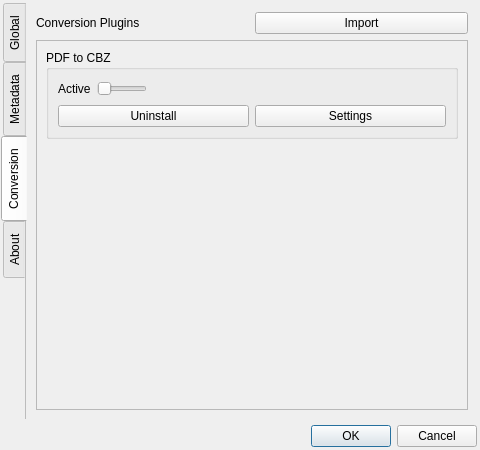
Before: the Qt Designer form settings.ui in LordKBX/eBookCollection, drawn with Qt 5.
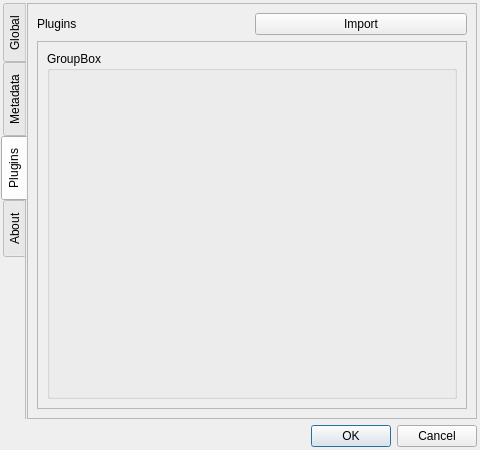
After: the same form once the commit is applied.

```diff
--- a/settings.ui
+++ b/settings.ui
@@ -703,15 +703,42 @@
      </widget>
      <widget class="QWidget" name="tab_conversion">
       <attribute name="title">
-       <string>Conversion</string>
+       <string>Plugins</string>
       </attribute>
       <layout class="QVBoxLayout" name="verticalLayout_13">
+       <property name="leftMargin">
+        <number>0</number>
+       </property>
+       <property name="topMargin">
+        <number>0</number>
+       </property>
+       <property name="rightMargin">
+        <number>0</number>
+       </property>
+       <property name="bottomMargin">
+        <number>0</number>
+       </property>
+       <item>
+        <widget class="QScrollArea" name="tab_plugins_scroll_area1">
+         <property name="widgetResizable">
+          <bool>true</bool>
+         </property>
+         <widget class="QWidget" name="tab_plugins_scroll_area1_content">
+          <property name="geometry">
+           <rect>
+            <x>0</x>
+            <y>0</y>
+            <width>449</width>
+            <height>415</height>
+           </rect>
+          </property>
+          <layout class="QVBoxLayout" name="verticalLayout_16">
        <item>
         <layout class="QHBoxLayout" name="horizontalLayout_3">
          <item>
           <widget class="QLabel" name="label_2">
            <property name="text">
-            <string>Conversion Plugins</string>
+                <string>Plugins</string>
            </property>
           </widget>
          </item>
@@ -725,7 +752,7 @@
         </layout>
        </item>
        <item>
-        <widget class="QScrollArea" name="scrollArea">
+            <widget class="QScrollArea" name="tab_plugins_scroll_area2">
          <property name="widgetResizable">
           <bool>true</bool>
          </property>
@@ -734,99 +761,21 @@
            <rect>
             <x>0</x>
             <y>0</y>
-            <width>431</width>
-            <height>368</height>
+                <width>429</width>
+                <height>366</height>
            </rect>
           </property>
           <layout class="QVBoxLayout" name="verticalLayout_14">
            <item>
             <widget class="QGroupBox" name="groupBox">
              <property name="title">
-              <string>PDF to CBZ</string>
-             </property>
-             <layout class="QVBoxLayout" name="verticalLayout_15">
-              <item>
-               <layout class="QHBoxLayout" name="horizontalLayout_2">
-                <item>
-                 <widget class="QLabel" name="label">
-                  <property name="text">
-                   <string>Active</string>
-                  </property>
-                 </widget>
-                </item>
-                <item>
-                 <widget class="QSlider" name="horizontalSlider">
-                  <property name="minimumSize">
-                   <size>
-                    <width>50</width>
-                    <height>0</height>
-                   </size>
-                  </property>
-                  <property name="maximumSize">
-                   <size>
-                    <width>50</width>
-                    <height>16777215</height>
-                   </size>
-                  </property>
-                  <property name="maximum">
-                   <number>1</number>
-                  </property>
-                  <property name="pageStep">
-                   <number>1</number>
-                  </property>
-                  <property name="orientation">
-                   <enum>Qt::Horizontal</enum>
-                  </property>
-                 </widget>
-                </item>
-                <item>
-                 <spacer name="horizontalSpacer">
-                  <property name="orientation">
-                   <enum>Qt::Horizontal</enum>
-                  </property>
-                  <property name="sizeHint" stdset="0">
-                   <size>
-                    <width>40</width>
-                    <height>20</height>
-                   </size>
-                  </property>
-                 </spacer>
-                </item>
-               </layout>
-              </item>
-              <item>
-               <layout class="QHBoxLayout" name="horizontalLayout_4">
-                <item>
-                 <widget class="QPushButton" name="pushButton_2">
-                  <property name="text">
-                   <string>Uninstall</string>
-                  </property>
-                 </widget>
-                </item>
-                <item>
-                 <widget class="QPushButton" name="pushButton_3">
-                  <property name="text">
-                   <string>Settings</string>
-                  </property>
-                 </widget>
-                </item>
-               </layout>
-              </item>
-             </layout>
-            </widget>
-           </item>
-           <item>
-            <spacer name="verticalSpacer">
-             <property name="orientation">
-              <enum>Qt::Vertical</enum>
-             </property>
-             <property name="sizeHint" stdset="0">
-              <size>
-               <width>20</width>
-               <height>40</height>
-              </size>
-             </property>
-            </spacer>
+                  <string>GroupBox</string>
+                 </property>
+                </widget>
+               </item>
+              </layout>
+             </widget>
+            </widget>
            </item>
           </layout>
          </widget>
```
Left out of the diff: 6 changed lines with no effect on the pictures. Lines whose indentation alone changed are shown as unchanged.
